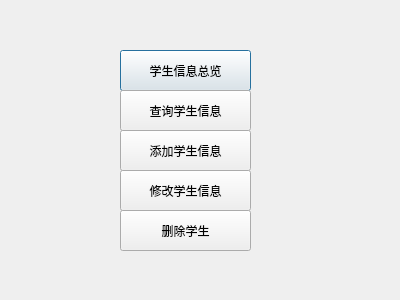
Old version of the form usrmag_student.ui in the repository ZzzAmy/bookstore.
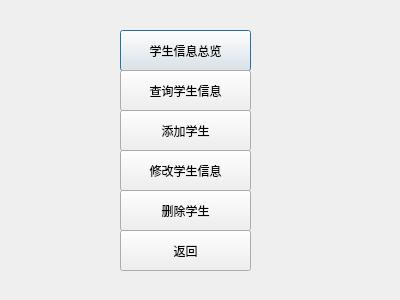
New version of the form.

Patch:
```diff
--- a/usrmag_student.ui
+++ b/usrmag_student.ui
@@ -17,7 +17,7 @@
    <property name="geometry">
     <rect>
      <x>120</x>
-     <y>50</y>
+     <y>30</y>
      <width>131</width>
      <height>41</height>
     </rect>
@@ -30,7 +30,7 @@
    <property name="geometry">
     <rect>
      <x>120</x>
-     <y>90</y>
+     <y>70</y>
      <width>131</width>
      <height>41</height>
     </rect>
@@ -43,20 +43,20 @@
    <property name="geometry">
     <rect>
      <x>120</x>
-     <y>130</y>
+     <y>110</y>
      <width>131</width>
      <height>41</height>
     </rect>
    </property>
    <property name="text">
-    <string>添加学生信息</string>
+    <string>添加学生</string>
    </property>
   </widget>
   <widget class="QPushButton" name="pushButton_4">
    <property name="geometry">
     <rect>
      <x>120</x>
-     <y>170</y>
+     <y>150</y>
      <width>131</width>
      <height>41</height>
     </rect>
@@ -69,7 +69,7 @@
    <property name="geometry">
     <rect>
      <x>120</x>
-     <y>210</y>
+     <y>190</y>
      <width>131</width>
      <height>41</height>
     </rect>
@@ -78,6 +78,19 @@
     <string>删除学生</string>
    </property>
   </widget>
+  <widget class="QPushButton" name="pushButton_6">
+   <property name="geometry">
+    <rect>
+     <x>120</x>
+     <y>230</y>
+     <width>131</width>
+     <height>41</height>
+    </rect>
+   </property>
+   <property name="text">
+    <string>返回</string>
+   </property>
+  </widget>
  </widget>
  <resources/>
  <connections/>
```
